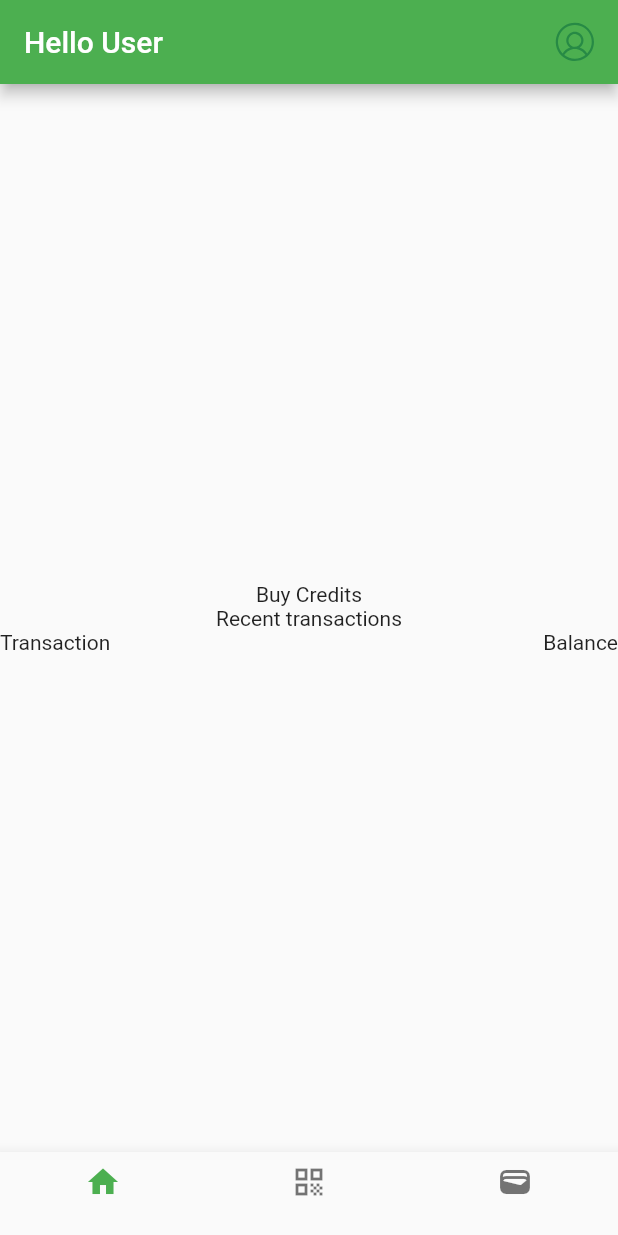
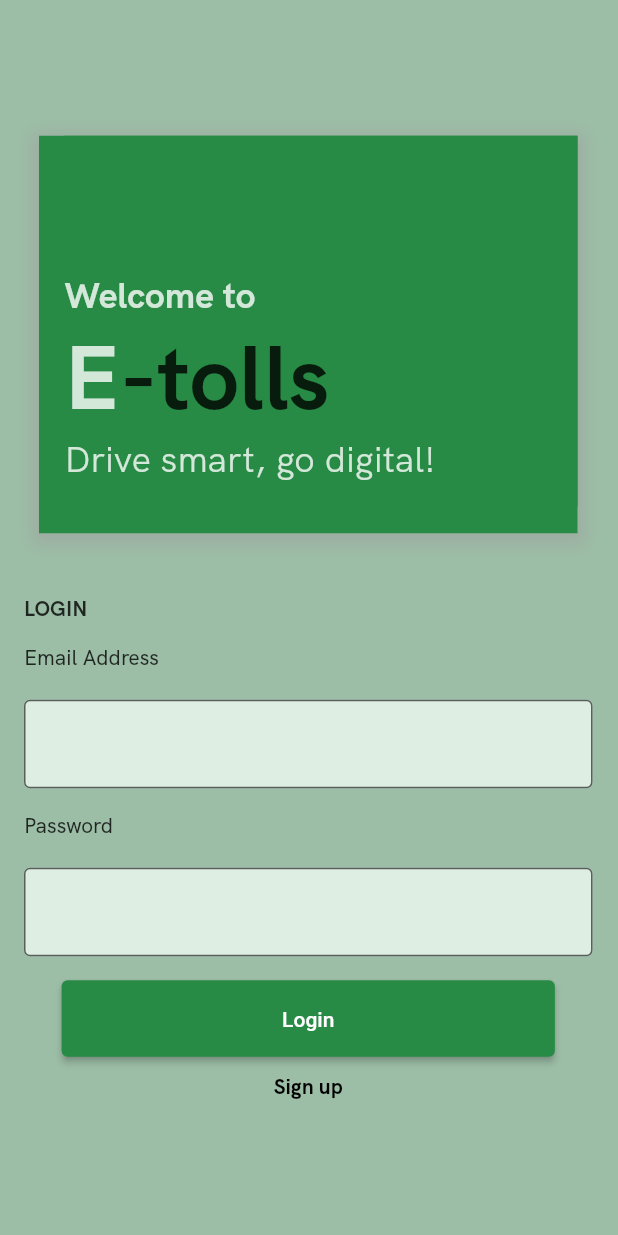
Before and after one commit to Mnoble-19/final-year-project, a Flutter app: the screen it shows after launch, on a phone screen of 412 x 824 dp. Run offline on Flutter 3.47's test engine with Material 2 defaults, Android fonts, the light colour scheme and no system bars; our stand-ins replace flutter_svg.

Commit message:
Login and signup screens UI

```diff
--- a/mobile/lib/main.dart
+++ b/mobile/lib/main.dart
@@ -1,6 +1,7 @@
 import 'package:flutter/material.dart';
 import 'package:mobile/constants/constants.dart';
 import 'package:mobile/screens/home.dart';
+import 'package:mobile/screens/login_screen.dart';
 
 void main() {
   runApp(const MyApp());
@@ -14,9 +15,18 @@ class MyApp extends StatelessWidget {
     return MaterialApp(
       title: 'E-Tolls',
       theme: ThemeData(
+        textTheme: TextTheme(
+          bodyMedium: TextStyle(
+            color: Colors.black.withOpacity(0.8),
+            fontFamily: 'HKGrotesk',
+            // fontSize: 18.0,
+            fontWeight: FontWeight.w700,
+            // height: 31.27,
+          ),
+        ),
         primarySwatch: Colors.green,
       ),
-      home: const MyHomePage(title: 'Etolls'),
+      home: LoginScreen(),
     );
   }
 }
--- /dev/null
+++ b/mobile/lib/screens/login_screen.dart
@@ -0,0 +1,189 @@
+import 'package:flutter/material.dart';
+import 'package:mobile/constants/constants.dart';
+import 'package:mobile/screens/signup_screen.dart';
+import 'package:mobile/widgets/customWidgets.dart';
+
+class LoginScreen extends StatefulWidget {
+  const LoginScreen({super.key});
+
+  @override
+  _LoginScreenState createState() => _LoginScreenState();
+}
+
+class _LoginScreenState extends State<LoginScreen> {
+  final TextEditingController _emailController = TextEditingController();
+  final TextEditingController _passwordController = TextEditingController();
+
+  @override
+  Widget build(BuildContext context) {
+    return Scaffold(
+      backgroundColor: CustomColors.appLightGreenColor,
+      extendBodyBehindAppBar: true,
+      body: Padding(
+        padding: EdgeInsets.fromLTRB(16, 0, 17, 0),
+        child: Column(
+          mainAxisAlignment: MainAxisAlignment.center,
+          children: <Widget>[
+            Container(
+              width: 359,
+              height: 265,
+              decoration: BoxDecoration(
+                boxShadow: [
+                  BoxShadow(
+                    color: Colors.grey.withOpacity(0.5),
+                    spreadRadius: 5,
+                    blurRadius: 7,
+                    offset: const Offset(0, 3),
+                  ),
+                ],
+                borderRadius: BorderRadius.circular(0),
+                color: CustomColors.appDarkGreenColor,
+              ),
+              child: Padding(
+                padding: EdgeInsets.fromLTRB(17, 0, 0, 18),
+                child: Container(
+                  decoration: BoxDecoration(
+                    borderRadius: BorderRadius.circular(0),
+                    color: CustomColors.appDarkGreenColor,
+                  ),
+                  child: Column(
+                    mainAxisAlignment: MainAxisAlignment.end,
+                    crossAxisAlignment: CrossAxisAlignment.start,
+                    children: <Widget>[
+                      Text(
+                        "Welcome to",
+                        style: Theme.of(context).textTheme.bodyMedium!.copyWith(
+                              color: Colors.white.withOpacity(0.8),
+                              fontSize: 24,
+                            ),
+                      ),
+                      RichText(
+                        text: TextSpan(
+                          children: [
+                            TextSpan(
+                              text: 'E',
+                              style: Theme.of(context)
+                                  .textTheme
+                                  .bodyMedium!
+                                  .copyWith(
+                                    color: Colors.white.withOpacity(0.8),
+                                    fontSize: 60,
+                                  ),
+                            ),
+                            TextSpan(
+                              text: '-tolls',
+                              style: Theme.of(context)
+                                  .textTheme
+                                  .bodyMedium!
+                                  .copyWith(
+                                    fontSize: 60,
+                                  ),
+                            ),
+                          ],
+                        ),
+                      ),
+                      // const SizedBox(height: 16.0),
+                      Text(
+                        "Drive smart, go digital!",
+                        style: Theme.of(context).textTheme.bodyMedium!.copyWith(
+                              color: Colors.white.withOpacity(0.8),
+                              fontWeight: FontWeight.w400,
+                              fontSize: 24,
+                            ),
+                      ),
+                      const SizedBox(height: 16.0),
+                    ],
+                  ),
+                ),
+              ),
+            ),
+            const SizedBox(height: 41.0),
+            const Align(
+              heightFactor: 0.5,
+              alignment: Alignment.topLeft,
+              child: Text(
+                'LOGIN',
+              ),
+            ),
+            const SizedBox(height: 24.0),
+            Align(
+              alignment: Alignment.topLeft,
+              child: Text(
+                'Email Address',
+                style: Theme.of(context).textTheme.bodyMedium!.copyWith(
+                      fontWeight: FontWeight.w500,
+                    ),
+              ),
+            ),
+            const SizedBox(height: 19.0),
+            TextFormField(
+              controller: _emailController,
+              decoration: InputDecoration(
+                filled: true,
+                fillColor: CustomColors.appTransluscentGreenColor,
+                border: OutlineInputBorder(),
+              ),
+            ),
+            const SizedBox(height: 16.0),
+            Align(
+              alignment: Alignment.topLeft,
+              child: Text(
+                'Password',
+                style: Theme.of(context).textTheme.bodyMedium!.copyWith(
+                      fontWeight: FontWeight.w500,
+                    ),
+              ),
+            ),
+            const SizedBox(height: 19.0),
+            TextFormField(
+              controller: _passwordController,
+              obscureText: true,
+              decoration: InputDecoration(
+                filled: true,
+                fillColor: CustomColors.appTransluscentGreenColor,
+                border: OutlineInputBorder(),
+              ),
+            ),
+            const SizedBox(height: 16.0),
+            ElevatedButton(
+              style: ButtonStyle(
+                backgroundColor: MaterialStateProperty.all<Color>(
+                  CustomColors.appDarkGreenColor,
+                ),
+              ),
+              onPressed: () {
+                // TODO: Implement login logic
+              },
+              child: Container(
+                margin: EdgeInsets.fromLTRB(40, 0, 40, 0),
+                child: Padding(
+                  padding: EdgeInsets.fromLTRB(91, 18, 91, 17),
+                  child: Text('Login'),
+                ),
+              ),
+            ),
+            const SizedBox(height: 11.0),
+            Flexible(
+              child: GestureDetector(
+                onTap: () {
+                  Navigator.push(
+                    context,
+                    MaterialPageRoute(
+                      builder: (context) => const SignUpScreen(),
+                    ),
+                  );
+                },
+                child: const Text(
+                  'Sign up',
+                  style: TextStyle(
+                    color: Colors.black,
+                  ),
+                ),
+              ),
+            ),
+          ],
+        ),
+      ),
+    );
+  }
+}
```
Also changed, not shown: mobile/lib/constants/constants.dart (+13 -0 lines), mobile/lib/screens/signup_screen.dart (added, +202 -0 lines), mobile/pubspec.yaml (+10 -0 lines), mobile/assets/fonts/HKGrotesk-Bold.otf (added), mobile/assets/fonts/HKGrotesk-Medium.otf (added), mobile/assets/fonts/HKGrotesk-Regular.otf (added), mobile/lib/screens/payment.dart (added).
